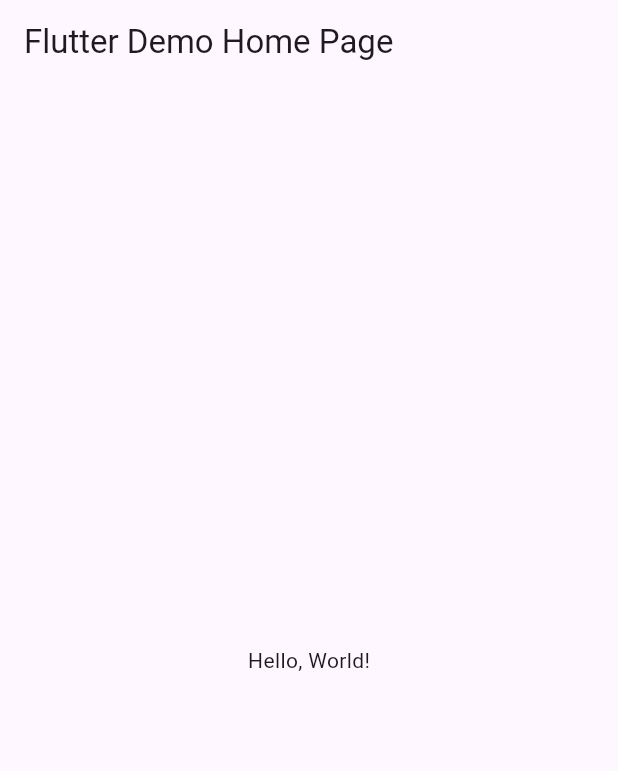
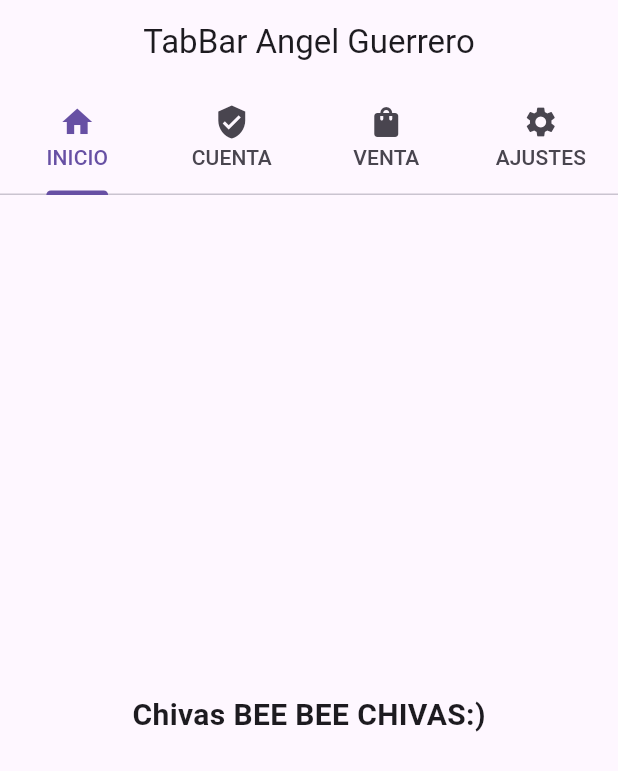
Before and after one commit to GuerreroA128/P11-TabBar-6i, a Flutter app: the screen it shows after launch, on a phone screen of 412 x 824 dp. Shown: the top 771 px of the screen. Run offline on Flutter 3.47's test engine with Material 3 defaults, Android fonts, the phone set to English and light mode, and no system bars.

Commit message:
main.dart

```diff
--- a/lib/main.dart
+++ b/lib/main.dart
@@ -1,43 +1,84 @@
 import 'package:flutter/material.dart';
 
-void main() => runApp(MyApp());
+void main() => runApp(AppMiTabBar());
 
-class MyApp extends StatelessWidget {
-  const MyApp({super.key});
-  // This widget is the root of your application.
+class AppMiTabBar extends StatelessWidget {
+  const AppMiTabBar({Key? key}) : super(key: key);
+
   @override
   Widget build(BuildContext context) {
     return MaterialApp(
-      // Application name
-      title: 'Flutter Hello World',
-      // Application theme data, you can set the colors for the application as
-      // you want
-      theme: ThemeData(
-        // useMaterial3: true,
-        primarySwatch: Colors.blue,
-      ),
-      // A widget which will be started on application startup
-      home: MyHomePage(title: 'Flutter Demo Home Page'),
-    );
+        debugShowCheckedModeBanner: false,
+        title: "Ejemplo TabBar Angel Guerrero",
+        theme: ThemeData(primarySwatch: Colors.cyan),
+        home: MiPaginaInicial());
   }
-}
+} //fin AppMiTabBar
 
-class MyHomePage extends StatelessWidget {
-  final String title;
-  const MyHomePage({super.key, required this.title});
+class MiPaginaInicial extends StatefulWidget {
+  const MiPaginaInicial({Key? key}) : super(key: key);
 
   @override
+  State<MiPaginaInicial> createState() => _MiPaginaInicialState();
+} //MiPaginaInicial
+
+class _MiPaginaInicialState extends State<MiPaginaInicial> {
+  @override
   Widget build(BuildContext context) {
-    return Scaffold(
-      appBar: AppBar(
-        // The title text which will be shown on the action bar
-        title: Text(title),
-      ),
-      body: Center(
-        child: Text(
-          'Hello, World!',
+    return DefaultTabController(
+      length: 4,
+      child: Scaffold(
+        appBar: AppBar(
+          title: Text("TabBar Angel Guerrero"),
+          centerTitle: true,
+          bottom: TabBar(
+            tabs: [
+              Tab(
+                text: "INICIO",
+                icon: Icon(Icons.home),
+              ),
+              Tab(
+                text: "CUENTA",
+                icon: Icon(Icons.verified_user),
+              ),
+              Tab(
+                text: "VENTA",
+                icon: Icon(Icons.shopping_bag),
+              ),
+              Tab(
+                text: "AJUSTES",
+                icon: Icon(Icons.settings),
+              ),
+            ], //fin de tabs
+          ), //fin buttontabb
         ),
+        body: TabBarView(children: const <Widget>[
+          Center(
+            child: Text(
+              "Chivas BEE BEE CHIVAS:)",
+              style: TextStyle(fontWeight: FontWeight.bold, fontSize: 20),
+            ),
+          ),
+          Center(
+            child: Text(
+              "Tu Cuenta",
+              style: TextStyle(fontWeight: FontWeight.bold, fontSize: 20),
+            ),
+          ),
+          Center(
+            child: Text(
+              "Compra",
+              style: TextStyle(fontWeight: FontWeight.bold, fontSize: 20),
+            ),
+          ),
+          Center(
+            child: Text(
+              "Tu Configuracion",
+              style: TextStyle(fontWeight: FontWeight.bold, fontSize: 20),
+            ),
+          ),
+        ]), //JARIN DE NINOS
       ),
     );
-  }
-}
+  } //fin widgets
+} //_MiPaginaInicialState
```
